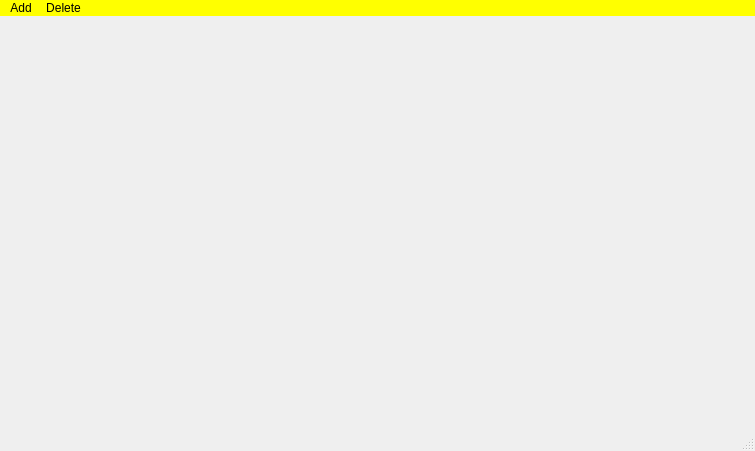
Old version of the form MyProj/mainwindow.ui in the repository shahabbadihi/airport_managementt.
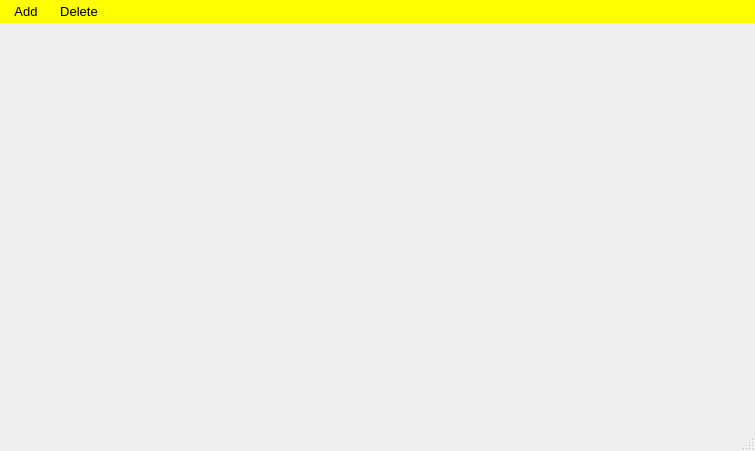
New version of the form. Icons and pictures are not drawn.

Diff of the .ui file:
```diff
--- a/MyProj/mainwindow.ui
+++ b/MyProj/mainwindow.ui
@@ -14,7 +14,19 @@
    <string>MainWindow</string>
   </property>
   <property name="styleSheet">
-   <string notr="true">QMenu {
+   <string notr="true">* {
+	font-size: 10pt;		
+}
+
+#MainWindow {
+	border-image: url(:/img/mainwindow_background.jpg) 0 0 0 0 stretch stretch;
+}
+
+#centralwidget {
+	
+}
+
+QMenu {
     background-color: #ABABAB; /* sets background of the menu */
     border: 1px solid black;
 }
@@ -35,20 +47,91 @@
 
 QMenuBar::item {
     spacing: 3px; /* spacing between menu bar items */
-    padding: 1px 4px;
+    padding: 4px 8px 4px 8px;
     background: transparent;
-    border-radius: 4px;
 }
 
 QMenuBar::item:selected { /* when selected using mouse or keyboard */
-    background: rgb(255, 170, 0);
+    background: rgb(0, 0, 0);
+	color: rgb(255, 255, 0);
 }
 
 QMenuBar::item:pressed {
-    background: rgb(232, 255, 25);
+    background: rgb(0, 0, 0);
+	color: rgb(255, 255, 0);
+}
+
+QTabWidget {
+	
+	background-color: rgb(0, 0, 0);
+}
+
+QTabWidget::pane { /* The tab widget frame */
+    border-top: 2px solid #fff600;
+	background-color: rgb(0, 0, 0);
+}
+
+QTabWidget::tab-bar {
+    left: 5px; /* move to the right by 5px */
+	background-color: rgb(0, 0, 0);
+}
+
+/* Style the tab using the tab sub-control. Note that
+    it reads QTabBar _not_ QTabWidget */
+QTabBar {
+	
+	background: rgb(0, 0, 0);
+}
+QTabBar::tab {
+    background: rgb(0, 0, 0);
+    border: 2px solid #fff600;
+    border-bottom-color: #fff600; /* same as the pane color */
+    border-top-left-radius: 4px;
+    border-top-right-radius: 4px;
+    min-width: 8ex;
+    padding: 4px;
+	color: rgb(255, 255, 0);
+}
+
+QTabBar::tab:selected, QTabBar::tab:hover {
+    background: rgb(255, 255, 0);
+	color: rgb(0, 0, 0);
+}
+
+QTabBar::tab:selected {
+    border-color: rgb(0, 0, 0);
+    border-bottom-color: rgb(0, 0, 0); /* same as pane color */
+}
+
+QTabBar::tab:!selected {
+    margin-top: 2px; /* make non-selected tabs look smaller */
+}
+
+QTabBar::tab:selected {
+    /* expand/overlap to the left and right by 4px */
+    margin-left: -2px;
+    margin-right: -2px;
+}
+
+QTabBar::tab:first:selected {
+    margin-left: 0; /* the first selected tab has nothing to overlap with on the left */
+}
+
+QTabBar::tab:last:selected {
+    margin-right: 0; /* the last selected tab has nothing to overlap with on the right */
+}
+
+QTabBar::tab:only-one {
+    margin: 0; /* if there is only one tab, we don't want overlapping margins */
 }</string>
   </property>
   <widget class="QWidget" name="centralwidget">
+   <property name="sizePolicy">
+    <sizepolicy hsizetype="Fixed" vsizetype="Fixed">
+     <horstretch>0</horstretch>
+     <verstretch>0</verstretch>
+    </sizepolicy>
+   </property>
    <layout class="QHBoxLayout" name="horizontalLayout"/>
   </widget>
   <widget class="QMenuBar" name="menubar">
@@ -57,7 +140,7 @@
      <x>0</x>
      <y>0</y>
      <width>755</width>
-     <height>18</height>
+     <height>26</height>
     </rect>
    </property>
    <widget class="QMenu" name="menuFile">
```
Left out of the diff: 7 changed lines with no effect on the pictures.
